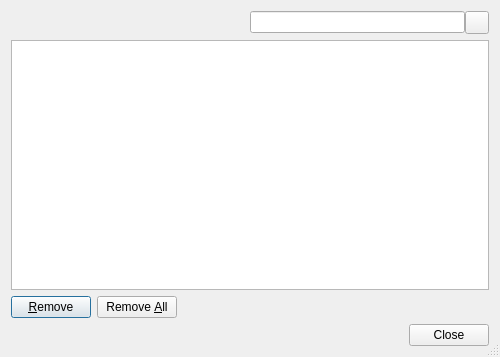
This is Helpviewer/OfflineStorage/WebDatabasesDialog.ui in testmana2/test as Qt 5 draws it before an edit. The edited form follows.
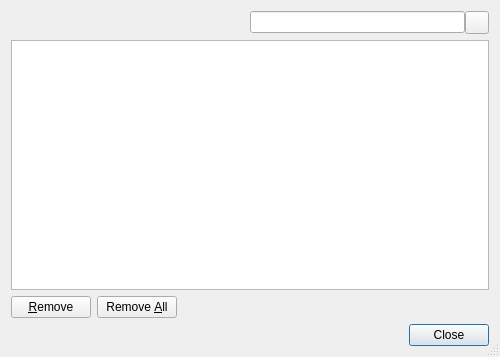
This is the edited form. Custom widgets are drawn as their Qt base class.

The edit to the form file:
```diff
--- a/Helpviewer/OfflineStorage/WebDatabasesDialog.ui
+++ b/Helpviewer/OfflineStorage/WebDatabasesDialog.ui
@@ -76,6 +76,9 @@
      <property name="text">
       <string>&amp;Remove</string>
      </property>
+     <property name="autoDefault">
+      <bool>false</bool>
+     </property>
     </widget>
    </item>
    <item row="2" column="1">
@@ -86,6 +89,9 @@
      <property name="text">
       <string>Remove &amp;All</string>
      </property>
+     <property name="autoDefault">
+      <bool>false</bool>
+     </property>
     </widget>
    </item>
    <item row="2" column="2">
```
